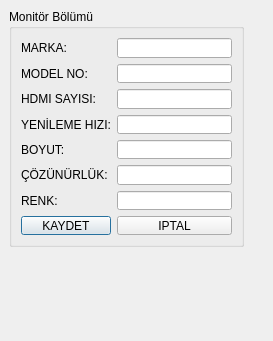
Old version of the form UI/VeriFormlari/tmomonitortanimlamaformu.ui in the repository onur35iii/TeknolojiMarketiOtomasyonu.
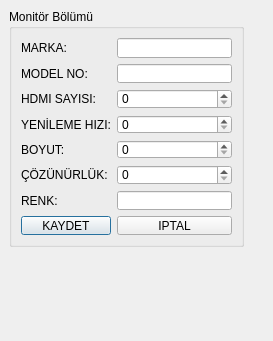
New version of the form.

What changed in the file:
```diff
--- a/UI/VeriFormlari/tmomonitortanimlamaformu.ui
+++ b/UI/VeriFormlari/tmomonitortanimlamaformu.ui
@@ -62,9 +62,6 @@
       </property>
      </widget>
     </item>
-    <item row="2" column="1">
-     <widget class="QLineEdit" name="LEHDMISayisi"/>
-    </item>
     <item row="3" column="0">
      <widget class="QLabel" name="LYenilemeHizi">
       <property name="text">
@@ -75,9 +72,6 @@
       </property>
      </widget>
     </item>
-    <item row="3" column="1">
-     <widget class="QLineEdit" name="LEYenilemeHizi"/>
-    </item>
     <item row="4" column="0">
      <widget class="QLabel" name="LBoyut">
       <property name="text">
@@ -88,9 +82,6 @@
       </property>
      </widget>
     </item>
-    <item row="4" column="1">
-     <widget class="QLineEdit" name="LEBoyut"/>
-    </item>
     <item row="5" column="0">
      <widget class="QLabel" name="LCozunurluk">
       <property name="text">
@@ -101,9 +92,6 @@
       </property>
      </widget>
     </item>
-    <item row="5" column="1">
-     <widget class="QLineEdit" name="LECozunurluk"/>
-    </item>
     <item row="6" column="0">
      <widget class="QLabel" name="LRenk">
       <property name="text">
@@ -131,6 +119,18 @@
       </property>
      </widget>
     </item>
+    <item row="2" column="1">
+     <widget class="QSpinBox" name="SBHDMISayisi"/>
+    </item>
+    <item row="3" column="1">
+     <widget class="QSpinBox" name="SBYenilemeHizi"/>
+    </item>
+    <item row="4" column="1">
+     <widget class="QSpinBox" name="SBBoyut"/>
+    </item>
+    <item row="5" column="1">
+     <widget class="QSpinBox" name="SBCozunurluk"/>
+    </item>
    </layout>
   </widget>
  </widget>
```
Left out of the diff: 16 changed lines with no effect on the pictures.
